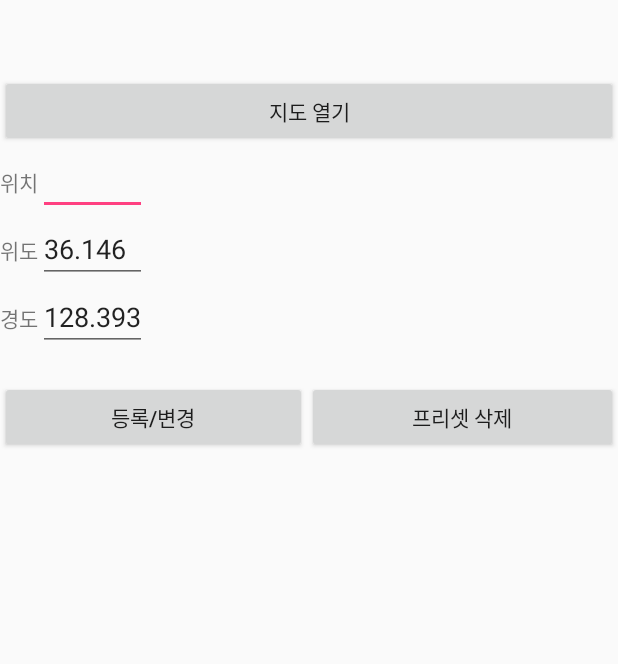
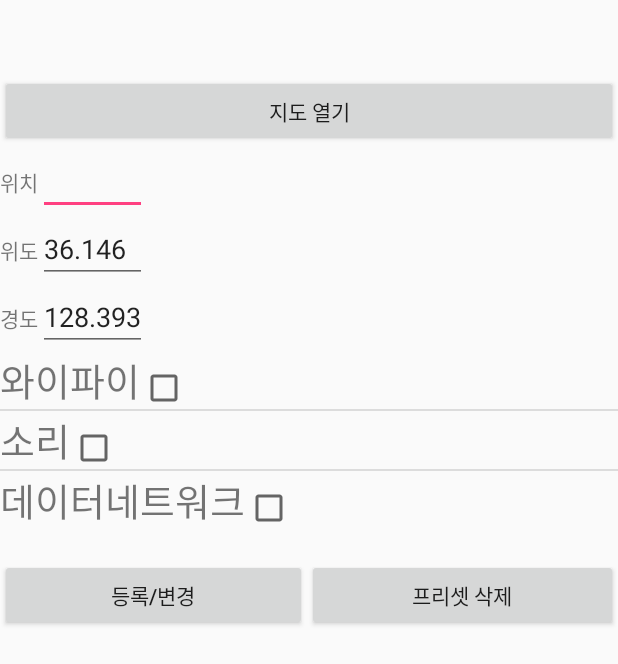
Before and after one commit to kitmobile/store, an Android app: the InputDataActivity screen opened directly, with no data from a screen before it, on a phone screen of 412 x 824 dp. Shown: the top 664 px of the screen. Run offline under Robolectric (Android 15) with nearby library versions, the phone set to English and light mode, and no system bars.

Commit message:
매니페스트권한추가 / 입력화면 프리셋 리스트뷰 추가

```diff
--- a/app/src/main/AndroidManifest.xml
+++ b/app/src/main/AndroidManifest.xml
@@ -4,9 +4,15 @@
 
     <uses-permission android:name="android.permission.INTERNET" />
 
+    <uses-permission android:name="android.permission.ACCESS_NETWORK_STATE" />
+
     <uses-permission android:name="android.permission.ACCESS_FINE_LOCATION" />
 
     <uses-permission android:name="android.permission.ACCESS_COARSE_LOCATION" />
+
+    <uses-permission android:name="android.permission.ACCESS_WIFI_STATE" />
+
+    <uses-permission android:name="android.permission.CHANGE_WIFI_STATE" />
 
     <application
         android:allowBackup="true"
--- a/app/src/main/java/kit/ce/ash/mobileproject/InputDataActivity.java
+++ b/app/src/main/java/kit/ce/ash/mobileproject/InputDataActivity.java
@@ -1,11 +1,23 @@
 package kit.ce.ash.mobileproject;
 
 import android.app.Activity;
+import android.content.Context;
 import android.content.Intent;
 import android.os.Bundle;
+import android.util.Log;
+import android.view.LayoutInflater;
 import android.view.View;
+import android.view.ViewGroup;
+import android.widget.BaseAdapter;
 import android.widget.Button;
+import android.widget.CheckBox;
+import android.widget.CompoundButton;
 import android.widget.EditText;
+import android.widget.ListView;
+import android.widget.TextView;
+import android.widget.Toast;
+
+import java.util.ArrayList;
 
 
 public class InputDataActivity extends Activity{
@@ -13,6 +25,10 @@ public class InputDataActivity extends Activity{
     EditText location;
     EditText latitude;
     EditText longitude;
+
+    ListView settingListView;
+
+    ListViewAdapter adapter;
 
     @Override
     protected void onCreate(Bundle savedInstanceState) {
@@ -25,6 +41,16 @@ public class InputDataActivity extends Activity{
 
         latitude.setText("36.146");
         longitude.setText("128.393");
+
+        settingListView = (ListView)findViewById(R.id.checkListView);
+        settingListView.setChoiceMode(ListView.CHOICE_MODE_MULTIPLE);
+        adapter = new ListViewAdapter(this); // 어댑터 객채 생성
+        settingListView.setAdapter(adapter); // 커스텀 리스트뷰에 어댑터 연결
+
+
+        adapter.addItem("와이파이");
+        adapter.addItem("소리");
+        adapter.addItem("데이터네트워크");
 
         Button changeData = (Button)findViewById(R.id.changeData);
         changeData.setOnClickListener(new View.OnClickListener() {
@@ -39,4 +65,118 @@ public class InputDataActivity extends Activity{
             }
         });
     }
+
+    private class ViewHolder {
+        public TextView setting;
+        public CheckBox checkBox;
+    }
+
+    // 커스텀 리스트 뷰 어댑터
+    private class ListViewAdapter extends BaseAdapter {
+        private Context mContext = null;
+        private ArrayList<inputData> mListData = new ArrayList<>();
+
+        public ListViewAdapter(Context mContext) {
+            super();
+            this.mContext = mContext;
+        }
+
+        @Override
+        public int getCount() {
+            return mListData.size();
+        }
+
+        @Override
+        public Object getItem(int position) {
+            return mListData.get(position);
+        }
+
+        @Override
+        public long getItemId(int position) {
+            return position;
+        }
+
+        @Override
+        public View getView(final int position, View convertView, ViewGroup parent) {
+            final ViewHolder holder;
+
+            // view가 없다면 새로운 뷰를 생성
+            if (convertView == null) {
+                holder = new ViewHolder();
+
+                LayoutInflater inflater = (LayoutInflater) mContext.getSystemService(Context.LAYOUT_INFLATER_SERVICE);
+                convertView = inflater.inflate(R.layout.datalistview, null);
+
+                // 뷰홀더를 통해 커스텀 리스트뷰 내부의 객체 생성
+                holder.setting = (TextView) convertView.findViewById(R.id.location);
+                holder.checkBox = (CheckBox) convertView.findViewById(R.id.checkBox);
+
+                convertView.setTag(holder);
+            }
+            else {
+                holder = (ViewHolder) convertView.getTag();
+            }
+
+            inputData data = mListData.get(position);
+
+            holder.setting.setText(data.getSetting());
+
+            holder.checkBox.setChecked(((ListView)parent).isItemChecked(position));
+
+            holder.checkBox.setOnCheckedChangeListener(new CompoundButton.OnCheckedChangeListener() {
+                @Override
+                public void onCheckedChanged(CompoundButton buttonView, boolean isChecked) {
+                    if(isChecked) {
+                        Log.d("isChecked", holder.setting.getText().toString());
+                        setPreset(holder.setting.getText().toString(), position, true);
+                    }
+                    else{
+                        Log.d("isChecked","nothing");
+                        setPreset(holder.setting.getText().toString(), position, false);
+                    }
+                }
+            });
+
+
+            adapter.notifyDataSetChanged();
+
+            return convertView;
+        }
+
+        // 새 항목 추가
+        public void addItem(String setting) {
+            inputData addInfo;
+            addInfo = new inputData(setting);
+
+            mListData.add(addInfo);
+        }
+
+        // 항목 삭제
+        public void remove(int position) {
+            mListData.remove(position);
+            dataChange();
+        }
+
+        // 데이터 변경을 알려줌
+        public void dataChange() {
+            adapter.notifyDataSetChanged();
+        }
+    }
+
+    private void setPreset(String preset, int position, boolean value){
+        switch(preset){
+            case "와이파이" :
+                adapter.mListData.get(position).setWlan(value);
+                Toast.makeText(InputDataActivity.this, "getWlan : " + adapter.mListData.get(position).getWlan(), Toast.LENGTH_SHORT).show();
+                break;
+            case "소리" :
+                adapter.mListData.get(position).setSound(value);
+                Toast.makeText(InputDataActivity.this, "getSound : " + adapter.mListData.get(position).getSound(), Toast.LENGTH_SHORT).show();
+                break;
+            case "데이터네트워크" :
+                adapter.mListData.get(position).setDataNetwork(value);
+                Toast.makeText(InputDataActivity.this, "getDataNetwork : " + adapter.mListData.get(position).getDataNetwork(), Toast.LENGTH_SHORT).show();
+                break;
+        }
+    }
 }
--- a/app/src/main/java/kit/ce/ash/mobileproject/LocationService.java
+++ b/app/src/main/java/kit/ce/ash/mobileproject/LocationService.java
@@ -82,7 +82,7 @@ public class LocationService extends Service{
         getLastLocation();
 
         try {
-            locationManager.requestLocationUpdates(locationProvider, 20000, 0, mLocationListener);
+            locationManager.requestLocationUpdates(locationProvider, 10000, 0, mLocationListener);
             Log.e("requestLocationUpdate", "Permission Allowed");
         }
         catch (SecurityException e) {
@@ -124,7 +124,7 @@ public class LocationService extends Service{
         return bestLocation;
     }
 
-    //콜백 인터페이스 선언
+    //서비스에서 액티비티로 데이터를 전달하기 위한 콜백 인터페이스 선언
     public interface ICallback {
         public void recvData(double latitude, double longitude); //액티비티에서 선언한 콜백 함수.
     }
@@ -164,6 +164,7 @@ public class LocationService extends Service{
             latitude = location.getLatitude();
             longitude = location.getLongitude();
 
+            // 획득한 위치정보를 액티비티로 전달한다.
             mCallback.recvData(latitude, longitude);
 
             Log.e("onLocationChanged", "bestProvider : " + locationProvider);
--- a/app/src/main/java/kit/ce/ash/mobileproject/MainActivity.java
+++ b/app/src/main/java/kit/ce/ash/mobileproject/MainActivity.java
@@ -58,7 +58,7 @@ public class MainActivity extends AppCompatActivity {
                     adapter.remove(position); // 선택한 항목을 삭제
                 }
                 adapter.notifyDataSetChanged(); // 어댑터의 내용이 변경된걸 알려줌줌
-           }
+            }
         });
 
         // 생성한 터치리스너를 커스텀 리스트뷰에 등록
--- a/app/src/main/java/kit/ce/ash/mobileproject/inputData.java
+++ b/app/src/main/java/kit/ce/ash/mobileproject/inputData.java
@@ -3,18 +3,25 @@ package kit.ce.ash.mobileproject;
 
 public class inputData {
     private String location;
+    private String setting;
     private boolean working;
     private double latitude;
     private double longitude;
     private boolean wlan;
-    /*
-    private int sound;
-    private int brighness;
+    private boolean sound;
     private boolean dataNetwork;
-    */
 
-    inputData(String location){
-        this.location = location;
+
+    inputData(String setting){
+        this.setting = setting;
+    }
+
+    public String getSetting(){
+        return setting;
+    }
+
+    public void setSetting(String setting){
+        this.setting = setting;
     }
 
     inputData(String location, double latitude, double longitude){
@@ -62,4 +69,20 @@ public class inputData {
     public boolean getWlan(){
         return wlan;
     }
+
+    public void setSound(boolean val){
+        this.sound = val;
+    }
+
+    public boolean getSound(){
+        return sound;
+    }
+
+    public void setDataNetwork(boolean val){
+        this.dataNetwork = val;
+    }
+
+    public boolean getDataNetwork(){
+        return dataNetwork;
+    }
 }
--- a/app/src/main/res/layout/activity_data.xml
+++ b/app/src/main/res/layout/activity_data.xml
@@ -71,13 +71,22 @@
 
     </TableLayout>
 
+    <ListView
+        android:layout_width="wrap_content"
+        android:layout_height="wrap_content"
+        android:id="@+id/checkListView"
+        android:layout_below="@+id/tablelayout">
+
+
+    </ListView>
+
     <LinearLayout
         android:layout_width="fill_parent"
         android:layout_height="wrap_content"
         android:gravity="center"
         android:id="@+id/layout"
         android:layout_marginTop="20dp"
-        android:layout_below="@+id/tablelayout">
+        android:layout_below="@+id/checkListView">
 
         <Button
             android:layout_weight="1"
--- /dev/null
+++ b/app/src/main/res/layout/datalistview.xml
@@ -0,0 +1,26 @@
+<?xml version="1.0" encoding="utf-8"?>
+<TableLayout xmlns:android="http://schemas.android.com/apk/res/android"
+    android:layout_width="match_parent"
+    android:layout_height="match_parent"
+    android:stretchColumns="1">
+
+
+    <TableRow>
+
+        <TextView
+            android:id="@+id/location"
+            android:layout_width="0dip"
+            android:layout_height="wrap_content"
+            android:layout_weight="4"
+            android:text="setting"
+            android:textSize="25dp"/>
+
+        <CheckBox
+            android:layout_height="wrap_content"
+            android:layout_width="wrap_content"
+            android:layout_weight="1"
+            android:id="@+id/checkBox"/>
+
+    </TableRow>
+
+</TableLayout>
```
